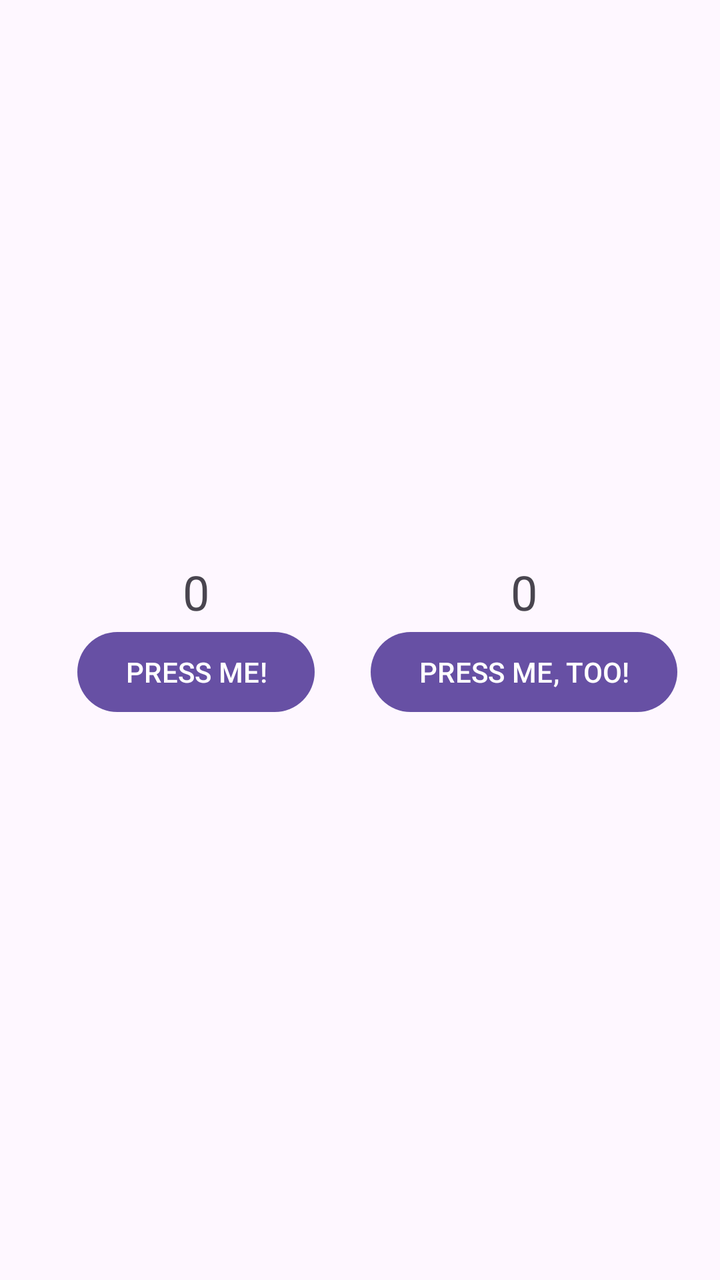
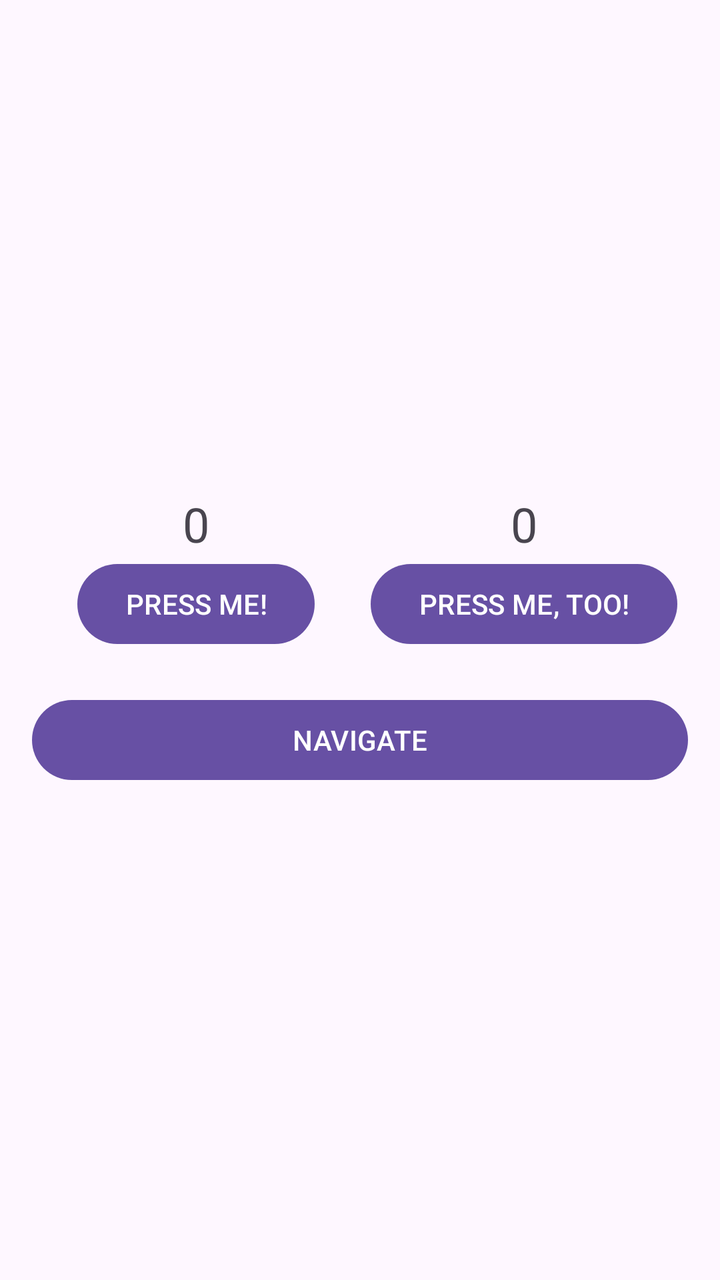

Before-and-after screenshots of an Android layout around one commit, followed by the original layout XML and the change that was made.
<!-- AndroidManifest.xml: application theme Theme.PracticalTest01 -->
<!-- res/layout/activity_main.xml -->
<?xml version="1.0" encoding="utf-8"?>
<LinearLayout
    xmlns:android="http://schemas.android.com/apk/res/android"
    android:id="@+id/main"
    android:layout_width="match_parent"
    android:layout_height="match_parent"
    android:orientation="vertical"
    android:gravity="center"
    android:padding="16dp">

    
    <LinearLayout
        android:layout_width="match_parent"
        android:layout_height="wrap_content"
        android:orientation="horizontal">

        
        <LinearLayout
            android:layout_width="0dp"
            android:layout_height="wrap_content"
            android:layout_weight="1"
            android:orientation="vertical"
            android:gravity="center_horizontal">

            
            <TextView
                android:id="@+id/firstCounter"
                android:layout_width="match_parent"
                android:layout_height="wrap_content"
                android:text="0"
                android:textSize="24sp"
                android:gravity="center" />

            
            <Button
                android:id="@+id/firstButton"
                android:layout_width="wrap_content"
                android:layout_height="wrap_content"
                android:text="PRESS ME!" />

        </LinearLayout>

        
        <LinearLayout
            android:layout_width="0dp"
            android:layout_height="wrap_content"
            android:layout_weight="1"
            android:orientation="vertical"
            android:gravity="center_horizontal">

            
            <TextView
                android:id="@+id/secondCounter"
                android:layout_width="match_parent"
                android:layout_height="wrap_content"
                android:text="0"
                android:textSize="24sp"
                android:gravity="center" />

            
            <Button
                android:id="@+id/secondButton"
                android:layout_width="wrap_content"
                android:layout_height="wrap_content"
                android:text="PRESS ME, TOO!" />

        </LinearLayout>

    </LinearLayout>

</LinearLayout>
<!-- resources referenced by this layout -->
<resources>
  <style name="Theme.PracticalTest01" parent="Base.Theme.PracticalTest01" />
  <style name="Base.Theme.PracticalTest01" parent="Theme.Material3.DayNight.NoActionBar">
          
          
      </style>
</resources>

<!-- the commit's change to res/layout/activity_main.xml (unified diff, before → after) -->
@@ -29,7 +29,8 @@
                 android:layout_height="wrap_content"
                 android:text="0"
                 android:textSize="24sp"
-                android:gravity="center" />
+                android:gravity="center"
+                android:saveEnabled="false" />
 
             
             <Button
@@ -55,7 +56,8 @@
                 android:layout_height="wrap_content"
                 android:text="0"
                 android:textSize="24sp"
-                android:gravity="center" />
+                android:gravity="center"
+                android:saveEnabled="false" />
 
             
             <Button
@@ -68,4 +70,12 @@
 
     </LinearLayout>
 
+    
+    <Button
+        android:id="@+id/navigateButton"
+        android:layout_width="match_parent"
+        android:layout_height="wrap_content"
+        android:text="NAVIGATE"
+        android:layout_marginTop="20dp" />
+
 </LinearLayout>
